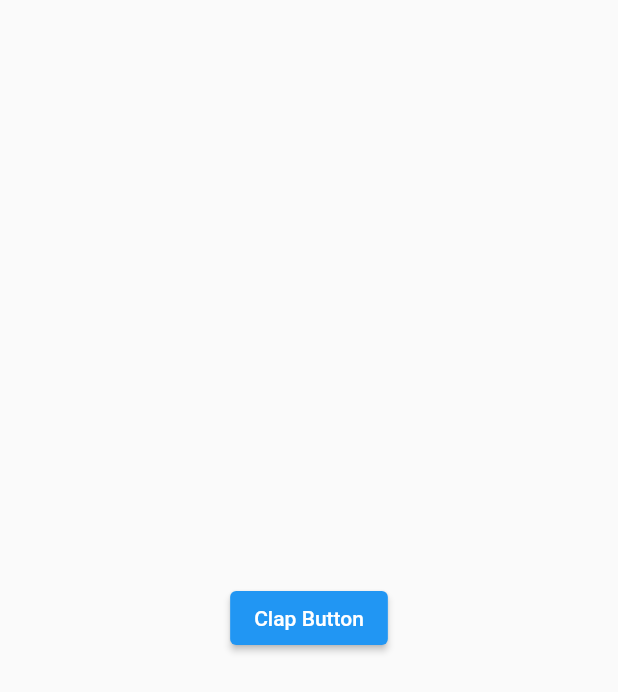
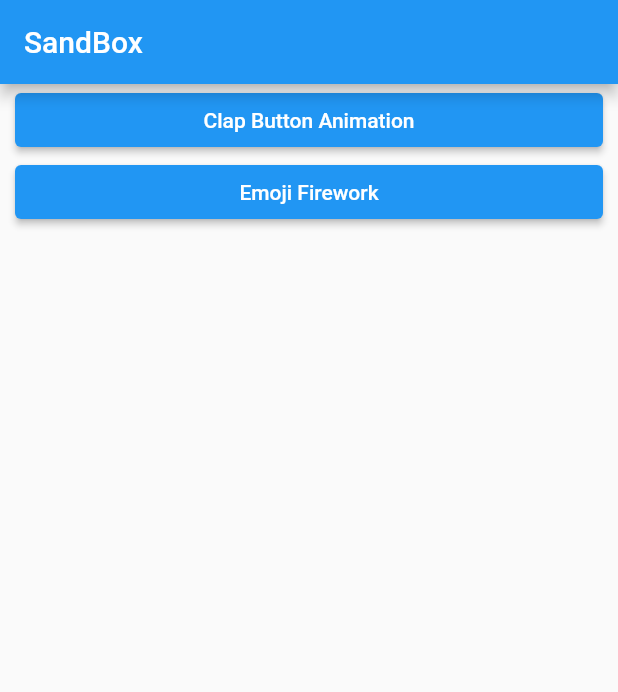
Before and after one commit to sm-amoled/flutter_sandbox, a Flutter app: the screen it shows after launch, on a phone screen of 412 x 824 dp. Shown: the top 692 px of the screen. Run offline on Flutter 3.47's test engine with Material 2 defaults, Android fonts, the phone set to English and light mode, and no system bars.

Commit message:
에니메이션 작동

```diff
--- a/sandbox/lib/home.dart
+++ b/sandbox/lib/home.dart
@@ -1,29 +1,37 @@
 import 'package:flutter/cupertino.dart';
 import 'package:flutter/material.dart';
 import 'package:sandbox/clap_button/clap_button_page.dart';
+import 'package:sandbox/emoji_firework_animation/emoji_firework_page.dart';
 
 class Home extends StatelessWidget {
-  const Home({super.key});
+  Home({super.key});
 
+  final sandboxList = [
+    (ClapButtonPage(), "Clap Button Animation"),
+    (EmojiFireworkPage(), "Emoji Firework"),
+  ];
   @override
   Widget build(BuildContext context) {
     return Scaffold(
-      body: Center(
-          child: Column(
-        mainAxisAlignment: MainAxisAlignment.center,
-        children: [
-          ElevatedButton(
+      appBar: AppBar(title: const Text("SandBox")),
+      body: ListView.builder(
+        itemCount: sandboxList.length,
+        itemBuilder: (context, index) {
+          return Padding(
+            padding: const EdgeInsets.symmetric(horizontal: 10.0),
+            child: ElevatedButton(
                 onPressed: () {
                   // Navigator.push(context, CupertinoPageRoute(
                   Navigator.push(context, CupertinoPageRoute(
                     builder: (context) {
-                    return const ClapButtonPage();
+                      return sandboxList[index].$1;
                     },
                   ));
                 },
-              child: const Text("Clap Button"))
-        ],
-      )),
+                child: Text(sandboxList[index].$2)),
+          );
+        },
+      ),
     );
   }
 }
--- a/sandbox/lib/main.dart
+++ b/sandbox/lib/main.dart
@@ -10,7 +10,7 @@ class MainApp extends StatelessWidget {
 
   @override
   Widget build(BuildContext context) {
-    return const MaterialApp(
+    return MaterialApp(
       home: Home(),
     );
   }
```
Also changed, not shown: sandbox/lib/emoji_firework_animation/emoji_firework_page.dart (added, +211 -0 lines), sandbox/images/heart_icon.png (added), sandbox/lib/emoji_firework_animation/emoji_firework_widget.dart (added). Lines whose indentation alone changed are shown as unchanged.
